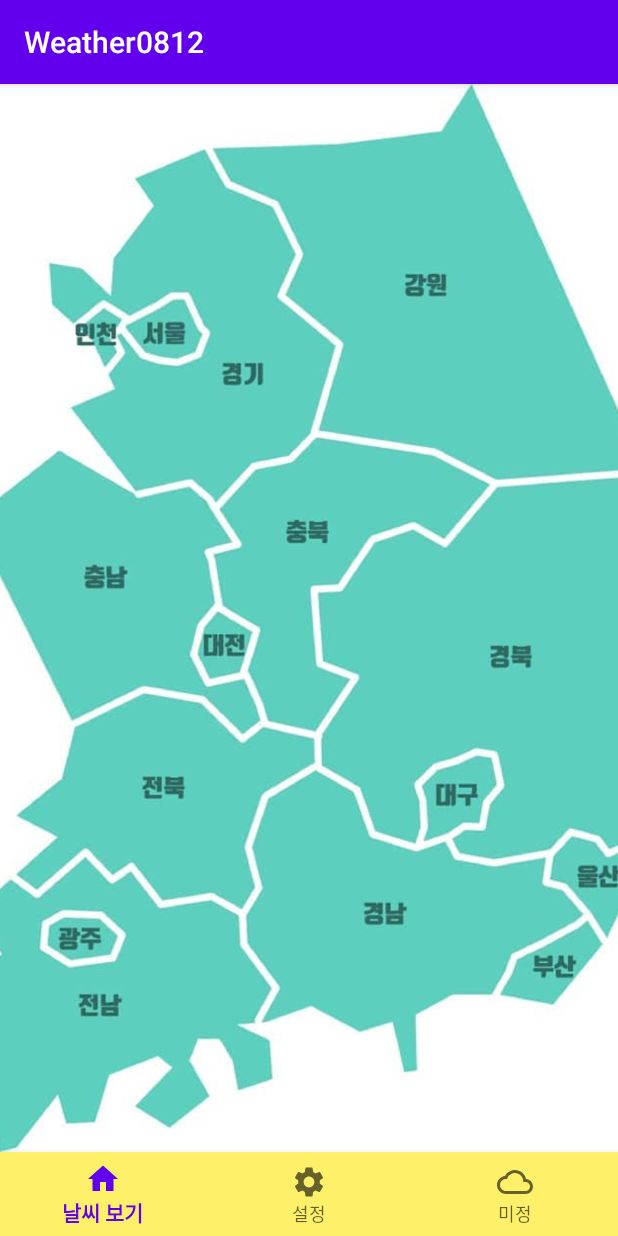
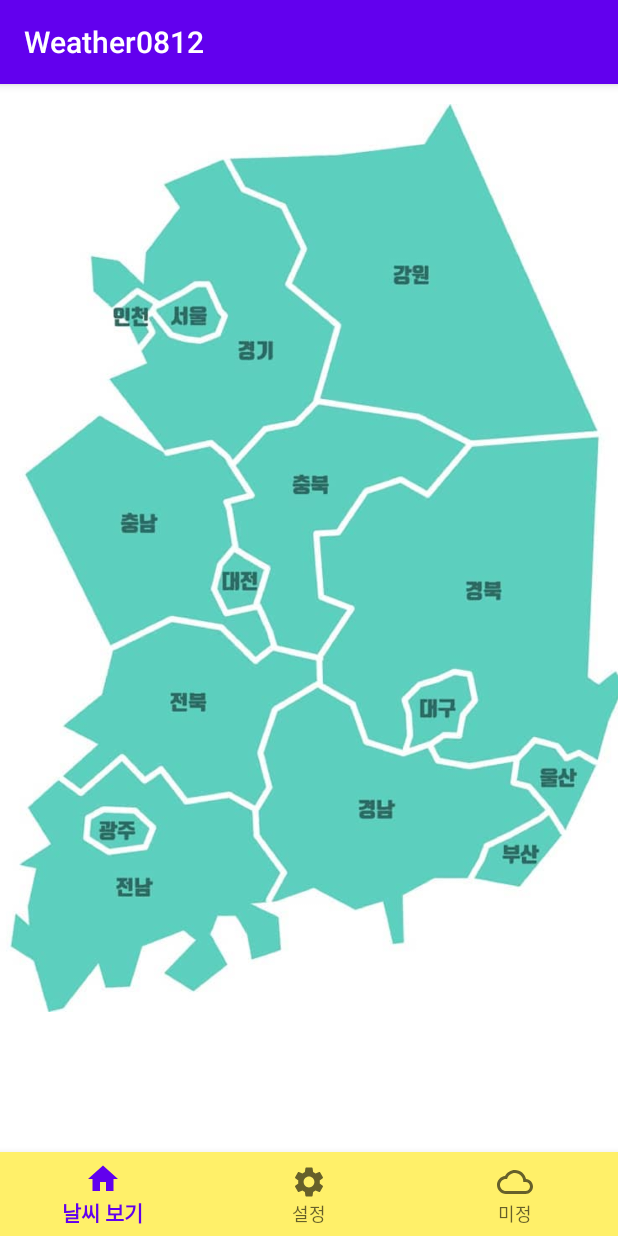
Before and after one commit to khs-st/Android, an Android app: the fragment WeatherFragment placed in its activity, on a phone screen of 412 x 824 dp. Run offline under Robolectric (Android 15) with nearby library versions, the phone set to English and light mode, and no system bars.

Commit message:
안드로이드 날씨어플
미완성본 8월18일까지

```diff
--- a/Android_Programming/Weather08122/app/src/main/AndroidManifest.xml
+++ b/Android_Programming/Weather08122/app/src/main/AndroidManifest.xml
@@ -12,7 +12,8 @@
         android:supportsRtl="true"
         android:theme="@style/AppTheme"
         android:usesCleartextTraffic="true">
-        <activity android:name=".activity.WeatherView"></activity>
+        <activity android:name=".activity.WeatherDetail"></activity>
+        <activity android:name=".activity.WeatherView" />
         <activity android:name=".activity.WeatherActivity" />
         <activity android:name=".activity.MainActivity" />
         <activity android:name=".activity.Intro">
--- a/Android_Programming/Weather08122/app/src/main/java/com/kobalja/weather/model/MyWeather.java
+++ b/Android_Programming/Weather08122/app/src/main/java/com/kobalja/weather/model/MyWeather.java
@@ -9,6 +9,7 @@ public class MyWeather implements Serializable {
     private String humi; //습도
     private String pop; //강수확률
     private String weather; //날씨
+
 
     public MyWeather(String date, String time, String temp, String humi, String pop, String weather) {
         this.date = date;
--- a/Android_Programming/Weather08122/app/src/main/java/com/kobalja/weather/util/GetXmlTask.java
+++ b/Android_Programming/Weather08122/app/src/main/java/com/kobalja/weather/util/GetXmlTask.java
@@ -26,9 +26,11 @@ import javax.xml.parsers.DocumentBuilderFactory;
         Document doc = null;
         ArrayList<MyWeather> weatherArrList = new ArrayList<>(); //WeatherActivity에 있던 weatherArrList GetXmlTask 클래스로 이동시켰음
         MainActivity mainActivity;
+        String city; //도시 매개변수 추가
 
-        public GetXmlTask(MainActivity mainActivity){
+        public GetXmlTask(MainActivity mainActivity,String city){
             this.mainActivity=mainActivity;
+            this.city=city;
         }
 
         //작업쓰레드 영역
@@ -135,6 +137,7 @@ import javax.xml.parsers.DocumentBuilderFactory;
 
             Intent intent=new Intent(mainActivity, WeatherView.class);
             intent.putExtra("MyWeather",weatherArrList);
+            intent.putExtra("city",city);
             mainActivity.startActivity(intent);
         }
     }
--- a/Android_Programming/Weather08122/app/src/main/res/layout/fragment_weather.xml
+++ b/Android_Programming/Weather08122/app/src/main/res/layout/fragment_weather.xml
@@ -9,15 +9,15 @@
 
     <ImageView
         android:id="@+id/imageView6"
-        android:layout_width="wrap_content"
-        android:layout_height="wrap_content"
-        android:scaleType="centerCrop"
+        android:layout_width="605dp"
+        android:layout_height="837dp"
+        android:scaleType="centerInside"
         app:layout_constraintBottom_toBottomOf="parent"
         app:layout_constraintEnd_toEndOf="parent"
-        app:layout_constraintHorizontal_bias="0.0"
+        app:layout_constraintHorizontal_bias="0.495"
         app:layout_constraintStart_toStartOf="parent"
         app:layout_constraintTop_toTopOf="parent"
-        app:layout_constraintVertical_bias="1.0"
+        app:layout_constraintVertical_bias="0.826"
         app:srcCompat="@drawable/kor_map_image" />
 
     <TextView
@@ -27,10 +27,10 @@
         android:gravity="center"
         app:layout_constraintBottom_toBottomOf="parent"
         app:layout_constraintEnd_toEndOf="parent"
-        app:layout_constraintHorizontal_bias="0.782"
+        app:layout_constraintHorizontal_bias="0.72"
         app:layout_constraintStart_toStartOf="parent"
         app:layout_constraintTop_toTopOf="parent"
-        app:layout_constraintVertical_bias="0.157" />
+        app:layout_constraintVertical_bias="0.059" />
 
     <TextView
         android:id="@+id/Busan"
@@ -38,8 +38,30 @@
         android:layout_height="63dp"
         app:layout_constraintBottom_toBottomOf="parent"
         app:layout_constraintEnd_toEndOf="parent"
-        app:layout_constraintHorizontal_bias="1.0"
+        app:layout_constraintHorizontal_bias="0.821"
         app:layout_constraintStart_toStartOf="parent"
         app:layout_constraintTop_toTopOf="parent"
-        app:layout_constraintVertical_bias="0.863" />
+        app:layout_constraintVertical_bias="0.761" />
+
+    <TextView
+        android:id="@+id/seoul"
+        android:layout_width="57dp"
+        android:layout_height="41dp"
+        app:layout_constraintBottom_toBottomOf="parent"
+        app:layout_constraintEnd_toEndOf="parent"
+        app:layout_constraintHorizontal_bias="0.337"
+        app:layout_constraintStart_toStartOf="parent"
+        app:layout_constraintTop_toTopOf="parent"
+        app:layout_constraintVertical_bias="0.105" />
+
+    <TextView
+        android:id="@+id/daegu"
+        android:layout_width="52dp"
+        android:layout_height="41dp"
+        app:layout_constraintBottom_toBottomOf="parent"
+        app:layout_constraintEnd_toEndOf="parent"
+        app:layout_constraintHorizontal_bias="0.693"
+        app:layout_constraintStart_toStartOf="parent"
+        app:layout_constraintTop_toTopOf="parent"
+        app:layout_constraintVertical_bias="0.604" />
 </androidx.constraintlayout.widget.ConstraintLayout>
```
Also changed, not shown: Android_Programming/Weather08122/app/src/main/java/com/kobalja/weather/activity/MainActivity.java (+20 -0 lines), Android_Programming/Weather08122/app/src/main/java/com/kobalja/weather/activity/WeatherDetail.java (added, +14 -0 lines), Android_Programming/Weather08122/app/src/main/java/com/kobalja/weather/activity/WeatherView.java (+16 -9 lines), Android_Programming/Weather08122/app/src/main/java/com/kobalja/weather/fragment/WeatherFragment.java (+122 -94 lines), Android_Programming/Weather08122/app/src/main/res/layout/activity_weather_detail.xml (added, +82 -0 lines), Android_Programming/Weather08122/app/src/main/res/drawable/WeatherBack.jpg (added), 1 other file.
